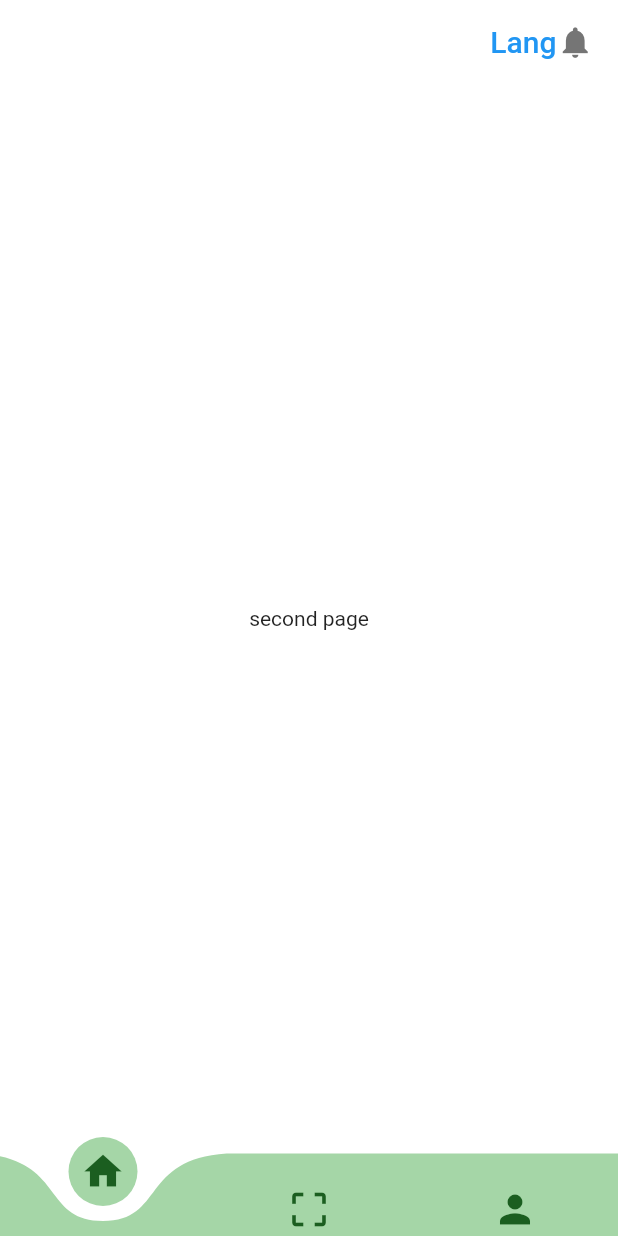
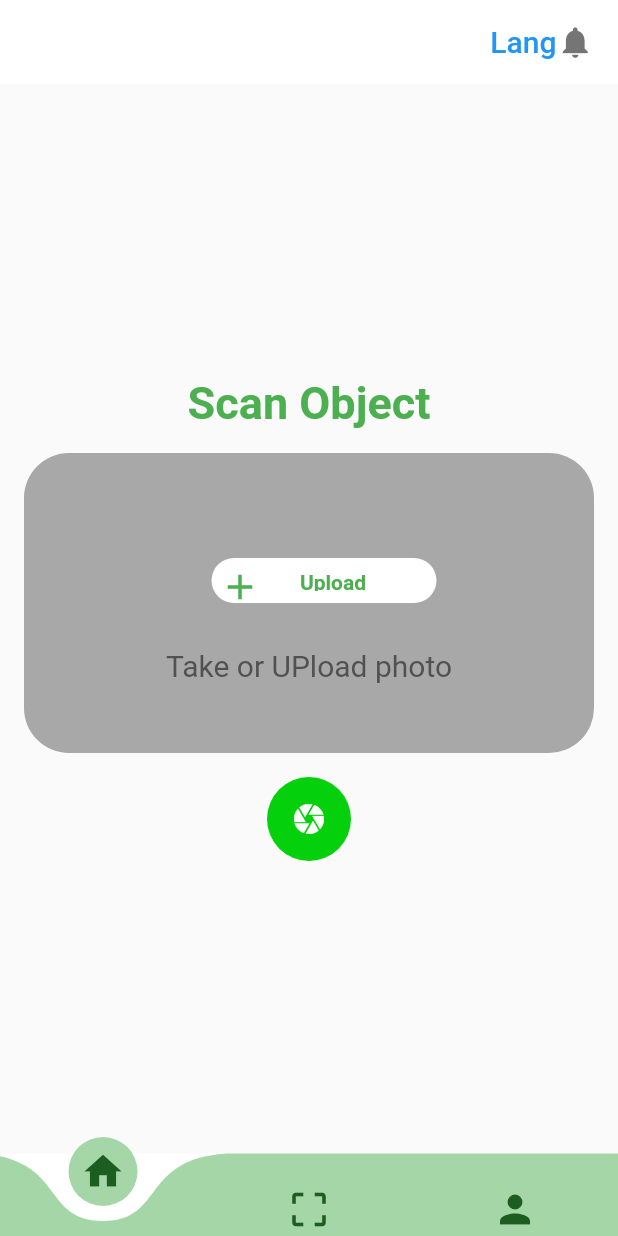
Before and after one commit to Abdiyu-urgesa/FarmAssist-mobile-APP, a Flutter app: the screen it shows after launch, on a phone screen of 412 x 824 dp. Run offline on Flutter 3.47's test engine with Material 2 defaults, Android fonts, the phone set to English and light mode, and no system bars; drawn by our look-alikes of curved_navigation_bar; our stand-ins replace image_picker.

Commit message:
push  scan page

```diff
--- a/farmassist_app/lib/screens/home.dart
+++ b/farmassist_app/lib/screens/home.dart
@@ -1,6 +1,10 @@
+import 'dart:io';
 import 'package:flutter/material.dart';
+import 'package:image_picker/image_picker.dart';
 import 'package:flutter/src/widgets/container.dart';
 import 'package:flutter/src/widgets/framework.dart';
+import 'package:flutter/foundation.dart';
+import 'package:provider/provider.dart';
 
 class ScanningPage extends StatefulWidget {
   const ScanningPage({super.key});
@@ -10,12 +14,163 @@ class ScanningPage extends StatefulWidget {
 }
 
 class ScanningPageState extends State<ScanningPage> {
+
+  File? _image;
+  final picker = ImagePicker();
+
+Future getImagefromcamera()async{
+    final pickedImage = await picker.getImage(
+      source: ImageSource.camera,
+       maxWidth: 256,
+       maxHeight: 256,
+    );
+
+    setState(() {
+      if(pickedImage != null){
+        _image = File(pickedImage.path);
+      }else{}
+
+    });
+
+   }
+   Future getImagefromGallery()async{
+    final pickedImage = await picker.getImage(
+      source: ImageSource.gallery,
+
+    );
+
+    setState(() {
+      if(pickedImage != null){
+        _image = File(pickedImage.path);
+      }else{ }
+
+    });
+
+   }
+
   @override
   Widget build(BuildContext context) {
-    return Center(
-      child: Container(
-        child: Text("second page"),
-      ),
-    );
+   return Scaffold(
+    body: Column(
+      mainAxisAlignment: MainAxisAlignment.center,
+      children: [
+        Center(
+          child: Text(
+            "Scan Object",
+             style: const TextStyle(
+               fontSize: 30,
+              fontWeight: FontWeight.w700,
+              color: Colors.green
+            ),
+          ),
+        ),
+        Padding(
+          padding: const EdgeInsets.all(16.0),
+          child: Container(
+            width: MediaQuery.of(context).size.width,
+            height: 200.0,
+            decoration: const BoxDecoration(
+
+		           borderRadius: BorderRadius.all(Radius.circular(30.0)),
+               color: Color.fromARGB(179, 133, 133, 133),
+               ),
+            // child: Center(
+            //   child: _image == null ? Text("No Image Selected"): Image.file(_image!),
+            // ),
+             child: Center(
+                  child:_image == null ? Column(
+
+                  //  crossAxisAlignment: CrossAxisAlignment.center,
+
+
+                    children: [
+                      Container(
+                          // alignment: Alignment.center,
+                          margin: const EdgeInsets.only(left: 20, top: 70, bottom: 30),
+
+                          height: 30,
+                          width: 150,
+                          decoration: const BoxDecoration(
+                            color: Colors.white,
+                            borderRadius: BorderRadius.all(Radius.circular(15)),
+                          ),
+                        child: Row(
+                          //   mainAxisAlignment: MainAxisAlignment.start,
+                          // crossAxisAlignment: CrossAxisAlignment.center,
+                          children: [
+                              IconButton(
+                                padding: (EdgeInsets.only(top: 5, left: 5, right: 20)),
+                              onPressed:  getImagefromGallery,
+                              // ignore: prefer_const_constructors
+                              icon: Icon(
+                                Icons. add,
+                                color: Colors.green,
+                                size: 28,
+                              ),
+                            ),
+                              TextButton(
+                              onPressed:  getImagefromGallery,
+                              // ignore: prefer_const_constructors
+                              child: Text(
+                                "Upload",
+                                style: const TextStyle(
+                                  // fontSize: 12,
+                                  fontWeight: FontWeight.w700,
+                                  color: Colors.green
+                                ),
+                              ))
+
+                          ],)
+
+                      ),
+                      // const SizedBox(
+                      //   height: 5,
+                      // ),
+                      const Text(
+
+                        "Take or UPload photo",
+                        style: TextStyle(
+                          fontSize: 20,
+                          color: Color.fromARGB(225, 69, 69, 69)
+
+                        ),
+                      )
+                    ],
+                  ):Image.file(_image!)
+                  // Container(
+                  //   child:Image.file(
+                  //     _image!,
+                  //     fit: BoxFit.cover,
+                  //   ),
+                  // )
+                ),
+          ),
+
+        ),
+        Row(
+          mainAxisAlignment: MainAxisAlignment.spaceEvenly,
+          children: [
+            FloatingActionButton(
+              onPressed: getImagefromcamera,
+              tooltip: "Pick Image from Camera",
+              backgroundColor: Color.fromARGB(255, 4, 209, 11),
+              foregroundColor: Colors.white,
+               elevation: 0,
+              child: Icon(
+                Icons.camera,
+
+              ),
+            ),
+            // FloatingActionButton(
+            //   onPressed: getImagefromGallery,
+            //   tooltip: "pick Image from gallery",
+            //   child: Icon(Icons.folder),
+            // )
+          ],
+        )
+
+      ],
+    ),
+   );
   }
 }
--- a/farmassist_app/pubspec.yaml
+++ b/farmassist_app/pubspec.yaml
@@ -36,6 +36,9 @@ dependencies:
   # The following adds the Cupertino Icons font to your application.
   # Use with the CupertinoIcons class for iOS style icons.
   cupertino_icons: ^1.0.2
+  image_picker:
+  provider: ^6.0.5
+
 
 dev_dependencies:
   flutter_test:
```
Also changed, not shown: farmassist_app/pubspec.lock, 3 other files.
